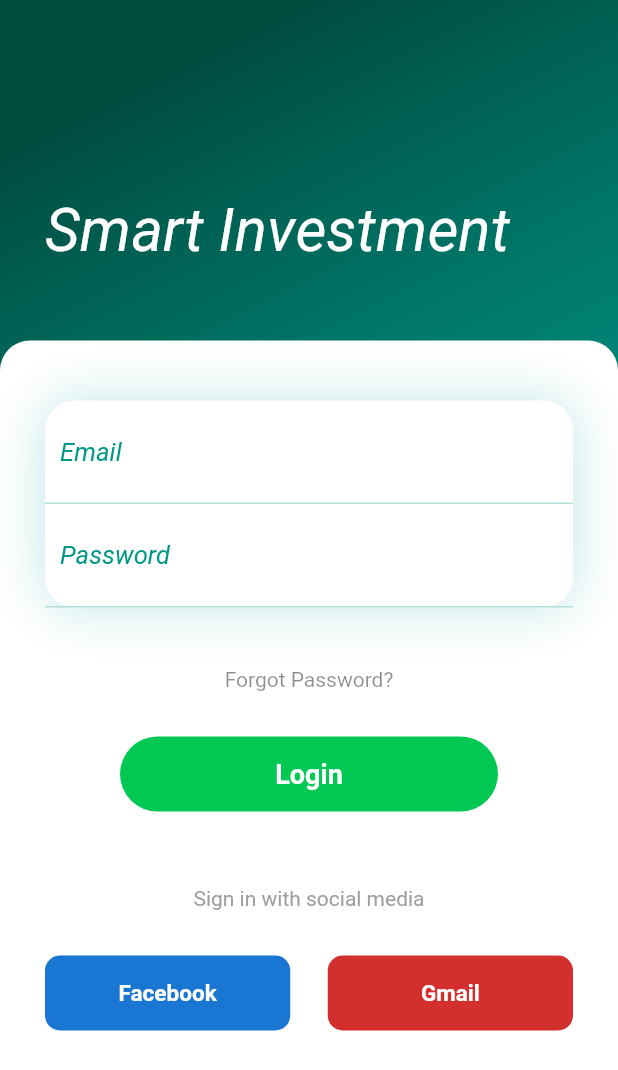
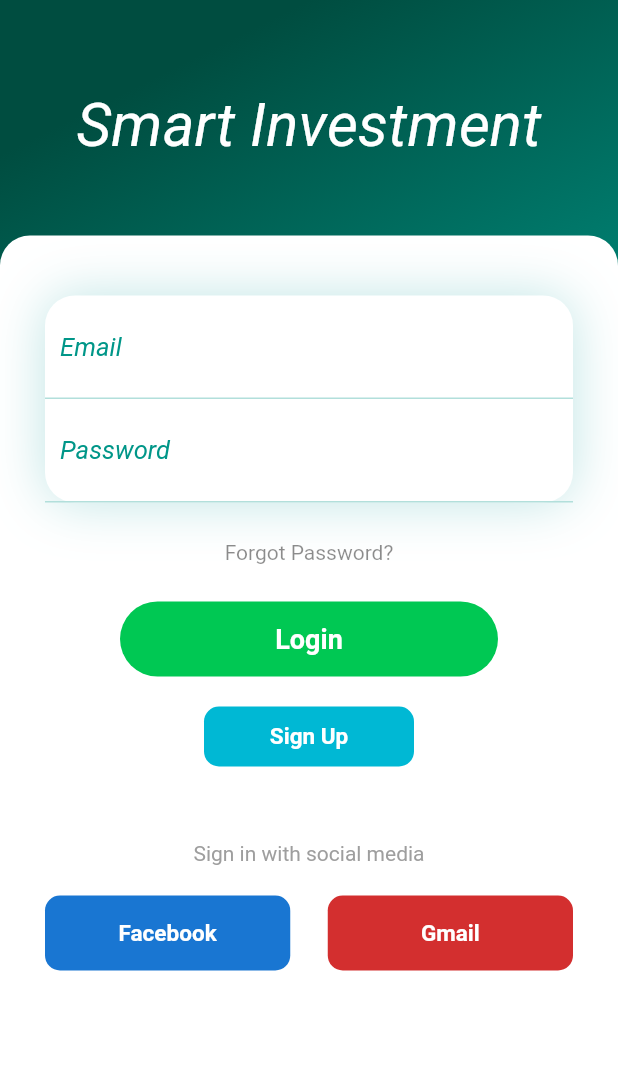
Before and after one commit to ualper/SmartInvestment_App, a Flutter app: the screen it shows after launch, on a phone screen of 412 x 824 dp. Shown: the top 1070 px of the screen. Run offline on Flutter 3.47's test engine with Material 2 defaults, Android fonts, the phone set to English and light mode, and no system bars.

Commit message:
Add files via upload

```diff
--- a/lib/main.dart
+++ b/lib/main.dart
@@ -1,5 +1,6 @@
 import 'package:flutter/material.dart';
 
+// Login PAge
 void main() => runApp(MaterialApp(
       debugShowCheckedModeBanner: false, // Debug Mode Banner
       home: HomePage(),
@@ -18,10 +19,10 @@ class HomePage extends StatelessWidget {
           Colors.teal[500],
         ])),
         child: Column(
-          crossAxisAlignment: CrossAxisAlignment.start,
+          crossAxisAlignment: CrossAxisAlignment.center,
           children: <Widget>[
             SizedBox(
-              height: 100,
+              height: 30,
             ),
             Padding(
               padding: EdgeInsets.all(30),
@@ -105,14 +106,14 @@ class HomePage extends StatelessWidget {
                           ),
                         ),
                         SizedBox(
-                          height: 40,
+                          height: 25,
                         ),
                         Text(
                           "Forgot Password?",
                           style: TextStyle(color: Colors.black45),
                         ),
                         SizedBox(
-                          height: 30,
+                          height: 25,
                         ),
                         Container(
                           height: 50,
@@ -129,7 +130,38 @@ class HomePage extends StatelessWidget {
                                   fontWeight: FontWeight.bold),
                             ),
                           ),
+                        ), // LOGIN
+                        SizedBox(
+                          height: 20,
                         ),
+                        Row(
+                          mainAxisAlignment: MainAxisAlignment.start,
+                          mainAxisSize: MainAxisSize.min,
+                          crossAxisAlignment: CrossAxisAlignment.center,
+                          children: <Widget>[
+                            InkWell(
+                              child: Container(
+                                height: 40,
+                                width: 140,
+                                decoration: BoxDecoration(
+                                    borderRadius: BorderRadius.circular(10),
+                                    color: Colors.cyanAccent[700]),
+                                child: Center(
+                                  child: Text(
+                                    "Sign Up",
+                                    style: TextStyle(
+                                        fontSize: 15,
+                                        color: Colors.white,
+                                        fontWeight: FontWeight.bold),
+                                  ),
+                                ),
+                              ),
+                              onTap: () {
+                                //Navigator.push(SignUpPage);
+                              },
+                            ),
+                          ],
+                        ), // Sign Up
                         SizedBox(
                           height: 50,
                         ),
@@ -138,7 +170,7 @@ class HomePage extends StatelessWidget {
                           style: TextStyle(color: Colors.grey),
                         ),
                         SizedBox(
-                          height: 30,
+                          height: 20,
                         ),
                         Row(
                           children: <Widget>[
@@ -158,7 +190,7 @@ class HomePage extends StatelessWidget {
                                   ),
                                 ),
                               ),
-                            ),
+                            ), // Facebook
                             SizedBox(
                               width: 25,
                             ),
@@ -178,9 +210,12 @@ class HomePage extends StatelessWidget {
                                   ),
                                 ),
                               ),
-                            )
+                            ) // Gmail
                           ],
-                        )
+                        ), //Gmail+Facebook
+                        SizedBox(
+                          height: 30,
+                        ),
                       ],
                     ),
                   ),
```
Also changed, not shown: 40 other files.
